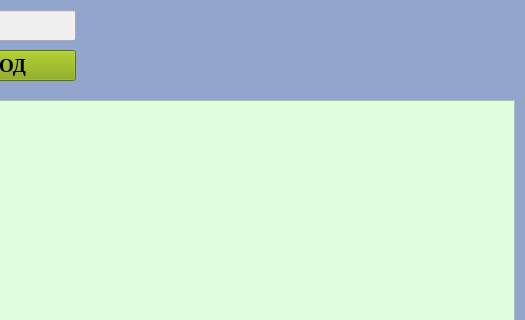
The window that mainwindow.ui (SquizzyMan/ReportParser) describes before a commit, drawn with Qt 5; both pictures show x 675 to 1200 and y 0 to 320 of the 1200 by 960 pixel window.
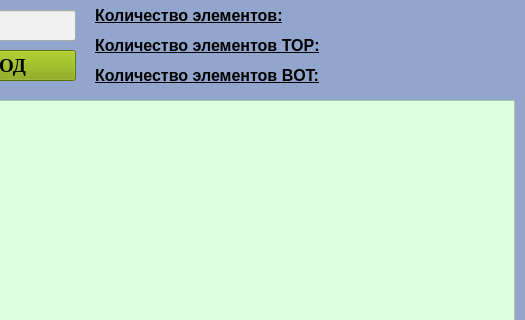
The same window after the commit.

Commit message: beta v 0.1

Diff of the .ui file:
```diff
--- a/mainwindow.ui
+++ b/mainwindow.ui
@@ -247,6 +247,129 @@
      <string>Исходный файл:</string>
     </property>
    </widget>
+   <widget class="QLabel" name="label_2">
+    <property name="geometry">
+     <rect>
+      <x>770</x>
+      <y>0</y>
+      <width>241</width>
+      <height>31</height>
+     </rect>
+    </property>
+    <property name="font">
+     <font>
+      <pointsize>12</pointsize>
+      <weight>75</weight>
+      <bold>true</bold>
+      <underline>true</underline>
+     </font>
+    </property>
+    <property name="text">
+     <string>Количество элементов:</string>
+    </property>
+   </widget>
+   <widget class="QLabel" name="label_3">
+    <property name="geometry">
+     <rect>
+      <x>770</x>
+      <y>60</y>
+      <width>291</width>
+      <height>31</height>
+     </rect>
+    </property>
+    <property name="font">
+     <font>
+      <pointsize>12</pointsize>
+      <weight>75</weight>
+      <bold>true</bold>
+      <underline>true</underline>
+     </font>
+    </property>
+    <property name="text">
+     <string>Количество элементов BOT:</string>
+    </property>
+   </widget>
+   <widget class="QLabel" name="label_4">
+    <property name="geometry">
+     <rect>
+      <x>770</x>
+      <y>30</y>
+      <width>291</width>
+      <height>31</height>
+     </rect>
+    </property>
+    <property name="font">
+     <font>
+      <pointsize>12</pointsize>
+      <weight>75</weight>
+      <bold>true</bold>
+      <underline>true</underline>
+     </font>
+    </property>
+    <property name="text">
+     <string>Количество элементов TOP:</string>
+    </property>
+   </widget>
+   <widget class="QLabel" name="allCount">
+    <property name="geometry">
+     <rect>
+      <x>1040</x>
+      <y>10</y>
+      <width>111</width>
+      <height>16</height>
+     </rect>
+    </property>
+    <property name="font">
+     <font>
+      <pointsize>12</pointsize>
+      <weight>75</weight>
+      <bold>true</bold>
+     </font>
+    </property>
+    <property name="text">
+     <string/>
+    </property>
+   </widget>
+   <widget class="QLabel" name="allCountBot">
+    <property name="geometry">
+     <rect>
+      <x>1040</x>
+      <y>70</y>
+      <width>111</width>
+      <height>16</height>
+     </rect>
+    </property>
+    <property name="font">
+     <font>
+      <pointsize>12</pointsize>
+      <weight>75</weight>
+      <bold>true</bold>
+     </font>
+    </property>
+    <property name="text">
+     <string/>
+    </property>
+   </widget>
+   <widget class="QLabel" name="allCountTop">
+    <property name="geometry">
+     <rect>
+      <x>1040</x>
+      <y>40</y>
+      <width>101</width>
+      <height>16</height>
+     </rect>
+    </property>
+    <property name="font">
+     <font>
+      <pointsize>12</pointsize>
+      <weight>75</weight>
+      <bold>true</bold>
+     </font>
+    </property>
+    <property name="text">
+     <string/>
+    </property>
+   </widget>
   </widget>
  </widget>
  <layoutdefault spacing="6" margin="11"/>
```
Left out of the diff: 7 changed lines with no effect on the pictures. The commit also changes 1 other file.
